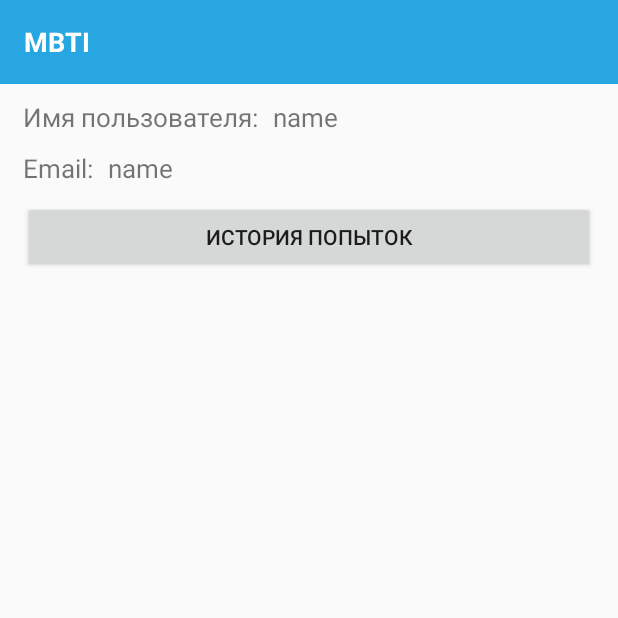
After one commit to polar-sky/psytesting, an Android app: the AccountActivity screen opened directly, with no data from a screen before it, on a phone screen of 412 x 824 dp, the top half of it. The commit adds this screen. Run offline under Robolectric (Android 15) with nearby library versions, the phone set to English and light mode, and no system bars; our stand-ins replace Volley; network calls fail.

Commit message:
профиль пользователя добавлен во имя ани!!!

```diff
--- a/app/src/main/AndroidManifest.xml
+++ b/app/src/main/AndroidManifest.xml
@@ -3,7 +3,7 @@
     package="info.fandroid.quizapp.quizapplication">
 
     <uses-permission android:name="android.permission.ACCESS_NETWORK_STATE" />
-    <uses-permission android:name="android.permission.INTERNET"></uses-permission>
+    <uses-permission android:name="android.permission.INTERNET" />
 
     <application
         android:allowBackup="true"
@@ -12,6 +12,9 @@
         android:roundIcon="@mipmap/ic_launcher_round"
         android:supportsRtl="true"
         android:theme="@style/AppTheme">
+        <activity
+            android:name=".activity.AccountActivity"
+            android:exported="false" />
         <activity
             android:name=".activity.RegActivity"
             android:exported="true" />
--- /dev/null
+++ b/app/src/main/java/info/fandroid/quizapp/quizapplication/activity/AccountActivity.java
@@ -0,0 +1,86 @@
+package info.fandroid.quizapp.quizapplication.activity;
+
+import android.content.Intent;
+import android.os.Bundle;
+import android.support.v7.app.AppCompatActivity;
+import android.util.Log;
+import android.widget.TextView;
+
+import com.android.volley.AuthFailureError;
+import com.android.volley.Request;
+import com.android.volley.RequestQueue;
+import com.android.volley.Response;
+import com.android.volley.VolleyError;
+import com.android.volley.toolbox.JsonObjectRequest;
+import com.android.volley.toolbox.Volley;
+
+import org.json.JSONException;
+import org.json.JSONObject;
+
+import java.util.HashMap;
+import java.util.Map;
+
+import info.fandroid.quizapp.quizapplication.R;
+
+public class AccountActivity extends AppCompatActivity {
+
+    private String token;
+    private String isAuth;
+
+    private TextView tvUserName;
+    private TextView tvEmail;
+
+    @Override
+    protected void onCreate(Bundle savedInstanceState) {
+        super.onCreate(savedInstanceState);
+        setContentView(R.layout.activity_account);
+
+        Intent intent = getIntent();
+
+        token = intent.getStringExtra("token_key");
+        isAuth = intent.getStringExtra("isAuth");
+
+        tvUserName = findViewById(R.id.tvUserName);
+        tvEmail = findViewById(R.id.tvEmail);
+
+        getAccountRequest();
+    }
+
+    private void getAccountRequest() {
+        RequestQueue requestQueue = Volley.newRequestQueue(this);
+        String url = getResources().getString(R.string.URL) + "/api/testing/details";
+        JsonObjectRequest request = new JsonObjectRequest(Request.Method.GET, url,
+                null, new Response.Listener<JSONObject>() {
+            @Override
+            public void onResponse(JSONObject response) {
+                if (!response.equals(null)) {
+                    try {
+                        tvUserName.setText(response.getString("username"));
+                        tvEmail.setText(response.getString("email"));
+                    } catch (JSONException e) {
+                        e.printStackTrace();
+                    }
+                } else {
+                    Log.e("Your Array Response", "Data Null");
+                }
+            }
+        }, new Response.ErrorListener() {
+            @Override
+            public void onErrorResponse(VolleyError error) {
+                Log.e("error is ", "" + error);
+            }
+        }) {
+            @Override
+            public Map getHeaders() throws AuthFailureError {
+                Map params = new HashMap();
+                params.put("Authorization", "Bearer "+ token);
+                return params;
+            }
+            @Override
+            public String getBodyContentType() {
+                return "application/json";
+            }
+        };
+        requestQueue.add(request);
+    }
+}
--- a/app/src/main/java/info/fandroid/quizapp/quizapplication/activity/ResultActivity.java
+++ b/app/src/main/java/info/fandroid/quizapp/quizapplication/activity/ResultActivity.java
@@ -14,7 +14,7 @@ public class ResultActivity extends AppCompatActivity {
 
     private String token;
     private String isAuth;
-    private Results jsonResult;
+    private Results results;
 
     private TextView tvResult;
     private TextView tvResultText;
@@ -29,7 +29,7 @@ public class ResultActivity extends AppCompatActivity {
 
         token = intent.getStringExtra("token_key");
         isAuth = intent.getStringExtra("isAuth");
-        jsonResult = (Results) intent.getSerializableExtra("Results");
+        results = (Results) intent.getSerializableExtra("Results");
 
         tvResult = findViewById(R.id.tvResult);
         tvResultText = findViewById(R.id.tvResultText);
@@ -43,6 +43,8 @@ public class ResultActivity extends AppCompatActivity {
         };
 
         btnGoMain.setOnClickListener(btnGoMainClick);
+        tvResult.setText(results.getType());
+        tvResultText.setText(results.getDescription());
     }
 
     private void goToMainActivity() {
--- /dev/null
+++ b/app/src/main/res/layout/activity_account.xml
@@ -0,0 +1,68 @@
+<?xml version="1.0" encoding="utf-8"?>
+<RelativeLayout
+    xmlns:android="http://schemas.android.com/apk/res/android"
+    xmlns:tools="http://schemas.android.com/tools"
+    android:layout_width="match_parent"
+    android:layout_height="match_parent"
+    android:orientation="vertical">
+
+    <include
+        android:id="@+id/toolbarTop"
+        layout="@layout/toolbar_main"
+        android:layout_width="match_parent"
+        android:layout_height="wrap_content" />
+
+    <RelativeLayout
+        android:layout_width="match_parent"
+        android:layout_height="match_parent"
+        android:layout_below="@id/toolbarTop"
+        android:paddingStart="15dp"
+        android:paddingTop="10dp"
+        android:paddingEnd="15dp"
+        android:paddingBottom="15dp">
+
+        <TextView
+            android:id="@+id/tvUN"
+            android:layout_width="wrap_content"
+            android:layout_height="wrap_content"
+            android:text="@string/UserName"
+            android:textSize="17sp" />
+
+        <TextView
+            android:id="@+id/tvUserName"
+            android:layout_width="wrap_content"
+            android:layout_height="wrap_content"
+            android:layout_marginStart="10dp"
+            android:layout_toEndOf="@+id/tvUN"
+            android:text="@string/name"
+            android:textSize="17sp" />
+
+        <TextView
+            android:id="@+id/tvEm"
+            android:layout_width="wrap_content"
+            android:layout_height="wrap_content"
+            android:layout_below="@+id/tvUN"
+            android:layout_marginTop="10dp"
+            android:text="@string/email"
+            android:textSize="17sp" />
+
+        <TextView
+            android:id="@+id/tvEmail"
+            android:layout_width="wrap_content"
+            android:layout_height="wrap_content"
+            android:layout_below="@+id/tvUN"
+            android:layout_marginStart="10dp"
+            android:layout_marginTop="10dp"
+            android:layout_toEndOf="@+id/tvEm"
+            android:text="@string/name"
+            android:textSize="17sp" />
+
+        <Button
+            android:layout_width="match_parent"
+            android:layout_height="wrap_content"
+            android:layout_below="@+id/tvEm"
+            android:layout_marginTop="10dp"
+            android:text="История попыток" />
+
+    </RelativeLayout>
+</RelativeLayout>
--- a/app/src/main/res/layout/activity_quiz.xml
+++ b/app/src/main/res/layout/activity_quiz.xml
@@ -91,7 +91,6 @@
             android:layout_marginTop="8dp"
             android:text="@string/answer5" />
 
-        <include layout="@layout/view_loader" />
 
     </RelativeLayout>
 
--- a/app/src/main/res/layout/activity_result.xml
+++ b/app/src/main/res/layout/activity_result.xml
@@ -43,6 +43,7 @@
             android:layout_height="wrap_content"
             android:layout_below="@id/tvResult"
             android:layout_marginTop="20dp"
+            android:textSize="20sp"
             android:text="@string/loadingTextResults" />
 
         <Button
--- a/app/src/main/res/values/strings.xml
+++ b/app/src/main/res/values/strings.xml
@@ -5,16 +5,6 @@
     <!--<string name="URL">http://192.168.0.104:8090</string>-->
     <string name="URL">https://psytest-mbti.herokuapp.com</string>
     <string name="tap_again">Нажмите Назад еще раз для выхода</string>
-
-    <!-- app social site links section -->
-    <string name="facebook_url">https://www.facebook.com/pg/fandroidinfo/</string>
-    <string name="youtube_url">https://www.youtube.com/user/vitaxafication</string>
-    <string name="twitter_user_id">twitter://user?user_id=1329640969</string> <!-- find your user id from here: http://gettwitterid.com/  -->
-    <string name="twitter_url">https://twitter.com/nepochatoff</string>
-    <string name="google_plus_url">https://plus.google.com/u/0/+vitaxafication</string>
-
-    <!-- privacy policy url -->
-    <string name="privacy_url">https://docs.google.com/document/d/1ZUrFQwbxDTpg_o9UUx9NtH_JtOSmVuZqD2FTLBJ5qno/edit?usp=sharing</string>
 
     <!-- privacy policy url -->
     <string name="site_url">/</string>
@@ -118,4 +108,7 @@
     <string name="loading_result">MMMM</string>
     <string name="loadingTextResults">Загрузка текста результата</string>
     <string name="go_to_main">Вернуться на главную</string>
+    <string name="name">name</string>
+    <string name="UserName">Имя пользователя:</string>
+    <string name="email">Email:</string>
 </resources>
```
Also changed, not shown: app/src/main/java/info/fandroid/quizapp/quizapplication/activity/MainActivity.java (+5 -2 lines).
